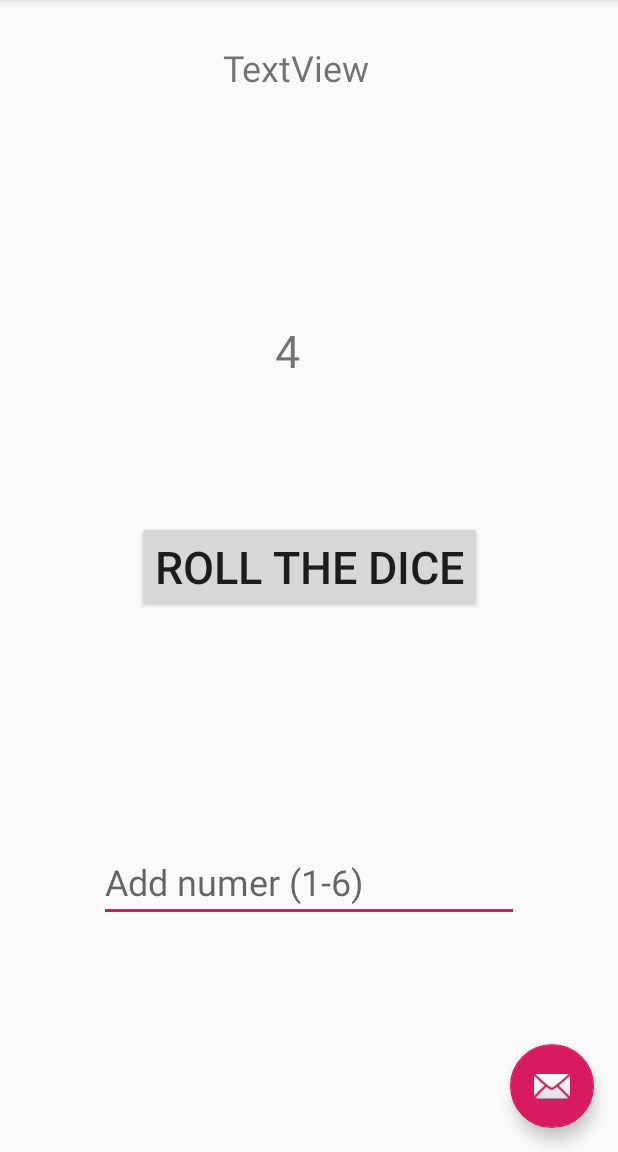
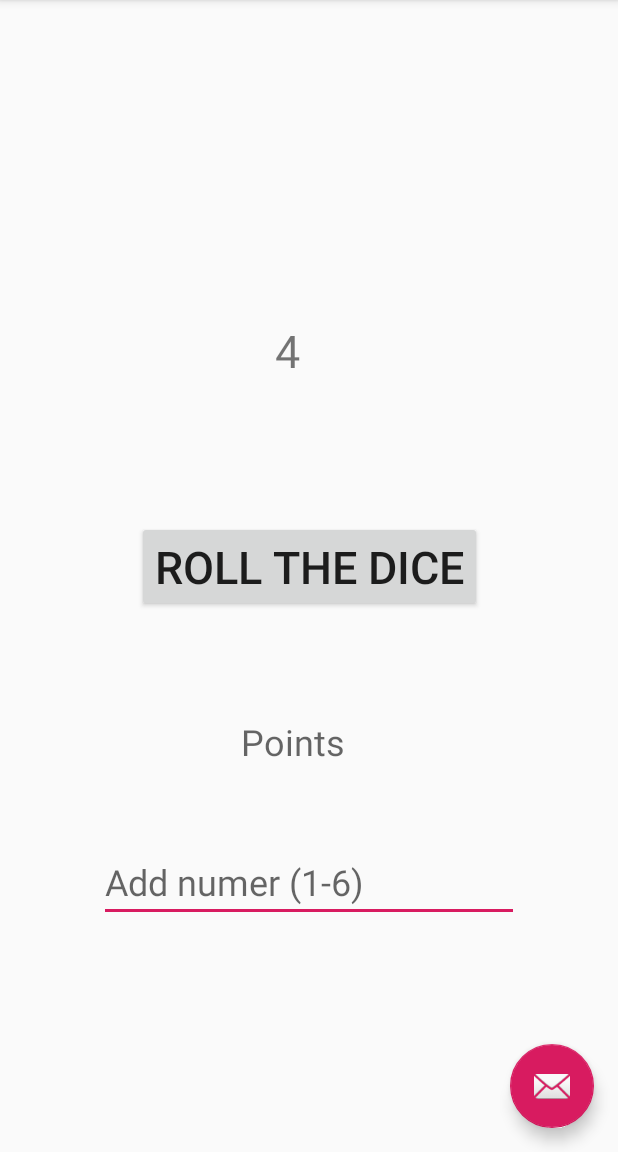
Before and after one commit to Taran2/DiceRoller2, an Android app: the screen it shows after launch (MainActivity), after a tap on "ROLL THE DICE", on a phone screen of 412 x 824 dp, the part 84-1236 px from its top. Run offline under Robolectric (Android 15) with nearby library versions, the phone set to English and light mode, and no system bars; 1 statement that could not run was skipped.

Commit message:
Part 1 done

```diff
--- a/app/src/main/java/com/example/diceroller/MainActivity.java
+++ b/app/src/main/java/com/example/diceroller/MainActivity.java
@@ -57,7 +57,6 @@ public class MainActivity extends AppCompatActivity {
     private Button validate;
     private Object numbertofind;
     private int counter = 0;
-    private TextView a;
     private TextView TN;
     private EditText Input_Num;
     private TextView G;
@@ -71,8 +70,7 @@ public class MainActivity extends AppCompatActivity {
         setContentView(R.layout.activity_main);
 
         G = (TextView) findViewById(R.id.msg);
-        Input_Num = (EditText) findViewById(R.id.numberEntered);
-        a = (TextView) findViewById(R.id.counter);
+
         TN = (TextView) findViewById(R.id.cview);
 
 
@@ -114,8 +112,8 @@ public class MainActivity extends AppCompatActivity {
 
     public void on_button_click(View view)
     {
+        Input_Num = (EditText) findViewById(R.id.numberEntered);
         TextView tv = this.findViewById(R.id.textView);
-
         Random r = new Random ();
         int number = r.nextInt(6);
 
@@ -123,14 +121,20 @@ public class MainActivity extends AppCompatActivity {
 
         int n = Integer.parseInt(Input_Num.getText ().toString());
 
+
             if (n < 1 || n > 6){
-                Toast.makeText(this, "Invalid Input", Toast.LENGTH_SHORT);
-            } else if (n == number){
-                Toast.makeText(this, "Congratulations", Toast.LENGTH_SHORT);
+                Toast.makeText(this, "Invalid Input", Toast.LENGTH_SHORT).show();
+            }
+            else if (n == number){
+
+                //Forgot to call .show() to display the toast
+                Toast.makeText(this, "Congratulations", Toast.LENGTH_SHORT).show();
 
                 counter = counter +1;
-
+                //The R.id of the view was not the same in the XML, I've changed the XML id to counterView
+                TextView a = (TextView) findViewById(R.id.counterView);
                 a.setText(Integer.toString(counter));
             }
     }
+
 }
--- a/app/src/main/res/layout/content_main.xml
+++ b/app/src/main/res/layout/content_main.xml
@@ -49,17 +49,17 @@
         app:layout_constraintTop_toBottomOf="@+id/button" />
 
     <TextView
-        android:id="@+id/textView2"
+        android:id="@+id/counterView"
         android:layout_width="wrap_content"
         android:layout_height="wrap_content"
+        android:hint="Points"
         android:onClick="on_button_click"
-        android:text="TextView"
         android:textSize="24sp"
         app:layout_constraintBottom_toBottomOf="parent"
         app:layout_constraintEnd_toEndOf="parent"
-        app:layout_constraintHorizontal_bias="0.474"
+        app:layout_constraintHorizontal_bias="0.469"
         app:layout_constraintStart_toStartOf="parent"
         app:layout_constraintTop_toTopOf="parent"
-        app:layout_constraintVertical_bias="0.039" />
+        app:layout_constraintVertical_bias="0.65" />
 
 </androidx.constraintlayout.widget.ConstraintLayout>
```
